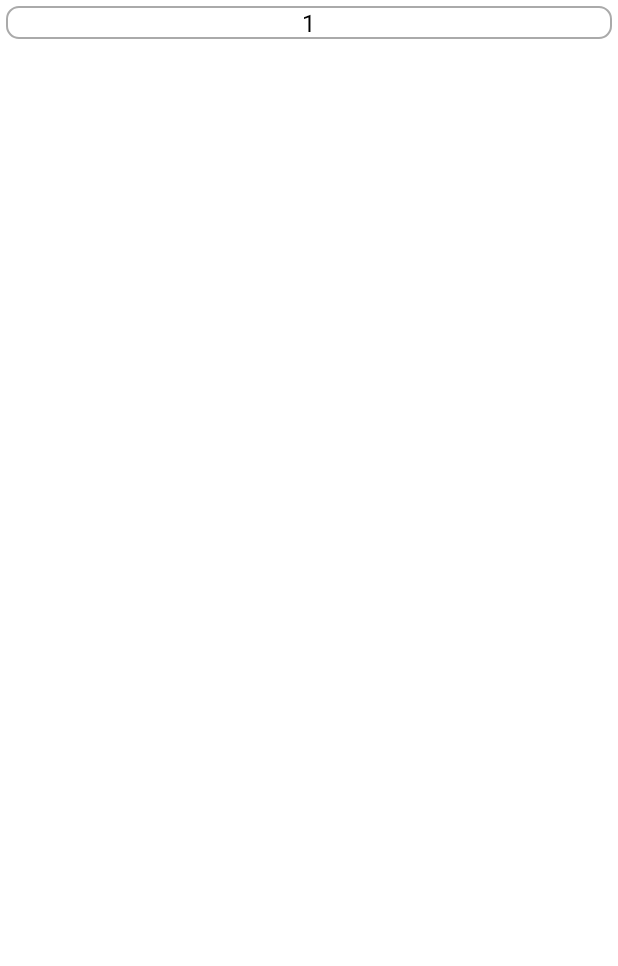
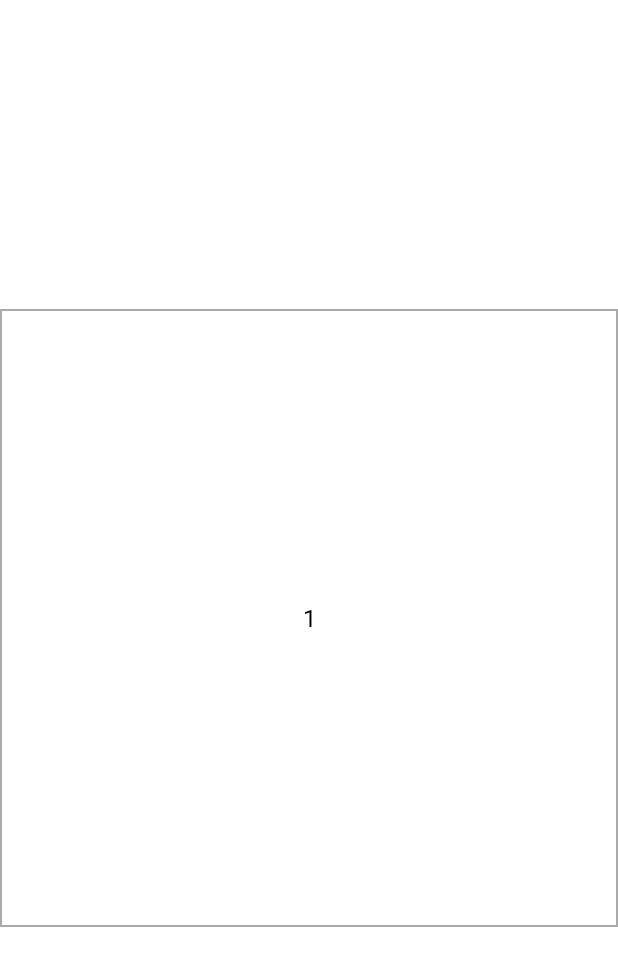
Before and after one commit to bhrtgbrt/Finalproject, an Android app: the layout calendar_item.xml on its own in the app's theme, with its tools: preview values and no code run, on a phone screen of 412 x 824 dp. Shown: the top 966 px of the screen. Run offline under Robolectric (Android 15) with nearby library versions, the phone set to English and light mode, and no system bars.

Commit message:
1117 日曆主畫面更新，外觀改變

```diff
--- a/app/src/main/res/drawable/bg_calendar_item.xml
+++ b/app/src/main/res/drawable/bg_calendar_item.xml
@@ -1,6 +1,6 @@
 <shape xmlns:android="http://schemas.android.com/apk/res/android">
-    <solid android:color="@android:color/white" />
-    <corners android:radius="8dp" />
+    <solid android:color="#FFFFFF" />
+    <corners android:radius="0dp" />
     <stroke
         android:width="1dp"
         android:color="@android:color/darker_gray" />
--- a/app/src/main/res/layout/calendar_item.xml
+++ b/app/src/main/res/layout/calendar_item.xml
@@ -1,18 +1,23 @@
 <?xml version="1.0" encoding="utf-8"?>
-<LinearLayout xmlns:android="http://schemas.android.com/apk/res/android"
+<androidx.constraintlayout.widget.ConstraintLayout xmlns:android="http://schemas.android.com/apk/res/android"
+    xmlns:app="http://schemas.android.com/apk/res-auto"
     android:layout_width="match_parent"
-    android:layout_height="wrap_content"
-    android:layout_margin="4dp"
-    android:orientation="vertical"
-    android:gravity="center"
-    android:background="@drawable/bg_calendar_item">
+    android:layout_height="match_parent"
+    android:background="@android:color/white">
 
+    <!-- 日期文字 -->
     <TextView
         android:id="@+id/tvDay"
-        android:layout_width="wrap_content"
-        android:layout_height="wrap_content"
+        android:layout_width="0dp"
+        android:layout_height="0dp"
+        android:gravity="center"
         android:text="1"
         android:textSize="16sp"
         android:textColor="@android:color/black"
-        android:gravity="center" />
-</LinearLayout>
+        android:background="@drawable/bg_calendar_item"
+        app:layout_constraintTop_toTopOf="parent"
+        app:layout_constraintBottom_toBottomOf="parent"
+        app:layout_constraintStart_toStartOf="parent"
+        app:layout_constraintEnd_toEndOf="parent"
+        app:layout_constraintDimensionRatio="1:1" />
+</androidx.constraintlayout.widget.ConstraintLayout>
```
Also changed, not shown: app/src/main/java/com/example/finalproject/MainActivity.kt (+16 -6 lines), app/src/main/res/layout/activity_main.xml (+10 -21 lines).
